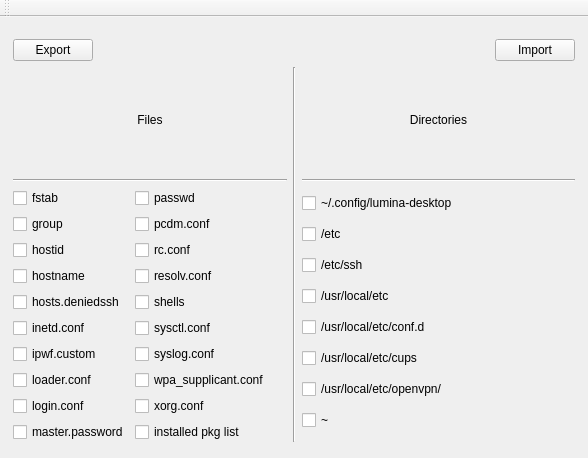
Before: the Qt Designer form src-qt5/to-systemexport/mainwindow.ui in trueos/trueos-utils-qt5, drawn with Qt 5.
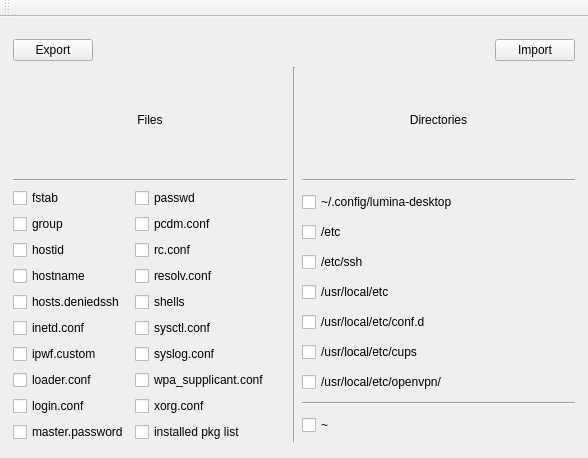
After: the same form once the commit is applied.

Patch:
```diff
--- a/src-qt5/to-systemexport/mainwindow.ui
+++ b/src-qt5/to-systemexport/mainwindow.ui
@@ -14,7 +14,7 @@
    <string>MainWindow</string>
   </property>
   <widget class="QWidget" name="centralWidget">
-   <widget class="QWidget" name="">
+   <widget class="QWidget" name="layoutWidget">
     <property name="geometry">
      <rect>
       <x>2</x>
@@ -23,7 +23,7 @@
       <height>425</height>
      </rect>
     </property>
-    <layout class="QGridLayout" name="gridLayout">
+    <layout class="QGridLayout" name="gridLayout" rowstretch="0,0,0,1">
      <item row="1" column="0">
       <widget class="QLabel" name="label">
        <property name="text">
@@ -116,6 +116,13 @@
          </property>
         </widget>
        </item>
+       <item>
+        <widget class="Line" name="line_4">
+         <property name="orientation">
+          <enum>Qt::Horizontal</enum>
+         </property>
+        </widget>
+       </item>
        <item>
         <widget class="QCheckBox" name="checkBox_homedir">
          <property name="text">
```
Left out of the diff: 6 changed lines with no effect on the pictures.
